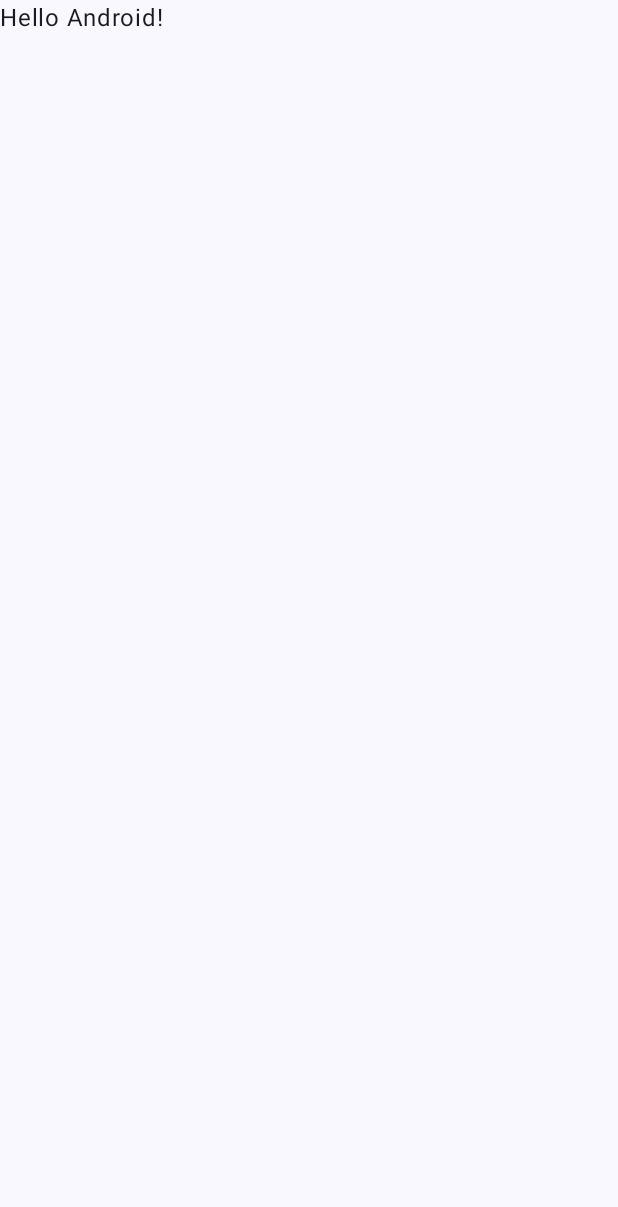
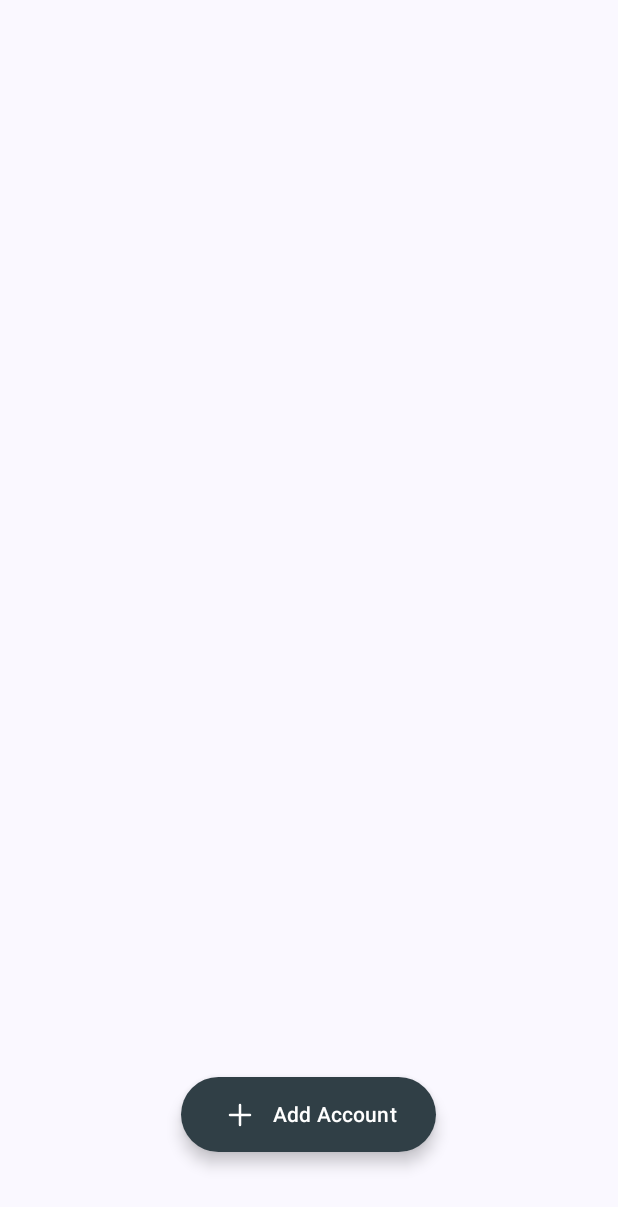
Before and after one commit to Areeb786123/PasswordManager, an Android app built with Jetpack Compose: the screen it shows after launch (MainActivity), on a phone screen of 412 x 824 dp. Before the commit the part shown is almost empty. Shown: the top 1207 px of the screen. Run offline under Robolectric (Android 15) with nearby library versions, the phone set to English and light mode, and no system bars.

Commit message:
setting up the screen

```diff
--- a/app/build.gradle.kts
+++ b/app/build.gradle.kts
@@ -66,4 +66,7 @@ dependencies {
     androidTestImplementation("androidx.compose.ui:ui-test-junit4")
     debugImplementation("androidx.compose.ui:ui-tooling")
     debugImplementation("androidx.compose.ui:ui-test-manifest")
+    val nav_version = "2.7.6"
+
+    implementation("androidx.navigation:navigation-compose:$nav_version")
 }
--- a/app/src/main/java/com/areeb/passwordmanager/MainActivity.kt
+++ b/app/src/main/java/com/areeb/passwordmanager/MainActivity.kt
@@ -6,41 +6,25 @@ import androidx.activity.compose.setContent
 import androidx.compose.foundation.layout.fillMaxSize
 import androidx.compose.material3.MaterialTheme
 import androidx.compose.material3.Surface
-import androidx.compose.material3.Text
-import androidx.compose.runtime.Composable
 import androidx.compose.ui.Modifier
-import androidx.compose.ui.tooling.preview.Preview
+import androidx.navigation.compose.rememberNavController
 import com.areeb.passwordmanager.ui.theme.PasswordManagerTheme
+import com.areeb.passwordmanager.utils.navigations.navigations.Navigation
 
 class MainActivity : ComponentActivity() {
     override fun onCreate(savedInstanceState: Bundle?) {
         super.onCreate(savedInstanceState)
         setContent {
+            val navHostController = rememberNavController()
             PasswordManagerTheme {
                 // A surface container using the 'background' color from the theme
                 Surface(
                     modifier = Modifier.fillMaxSize(),
-                    color = MaterialTheme.colorScheme.background
+                    color = MaterialTheme.colorScheme.background,
                 ) {
-                    Greeting("Android")
+                    Navigation(navHostController = navHostController)
                 }
             }
         }
     }
 }
-
-@Composable
-fun Greeting(name: String, modifier: Modifier = Modifier) {
-    Text(
-        text = "Hello $name!",
-        modifier = modifier
-    )
-}
-
-@Preview(showBackground = true)
-@Composable
-fun GreetingPreview() {
-    PasswordManagerTheme {
-        Greeting("Android")
-    }
-}
--- /dev/null
+++ b/app/src/main/java/com/areeb/passwordmanager/ui/home/screens/Home.kt
@@ -0,0 +1,71 @@
+package com.areeb.passwordmanager.ui.home.screens
+
+import android.annotation.SuppressLint
+import androidx.compose.foundation.layout.Arrangement
+import androidx.compose.foundation.layout.Row
+import androidx.compose.foundation.layout.fillMaxSize
+import androidx.compose.foundation.layout.height
+import androidx.compose.foundation.layout.padding
+import androidx.compose.foundation.layout.width
+import androidx.compose.foundation.shape.CornerSize
+import androidx.compose.material3.ExperimentalMaterial3Api
+import androidx.compose.material3.ExtendedFloatingActionButton
+import androidx.compose.material3.FabPosition
+import androidx.compose.material3.Icon
+import androidx.compose.material3.MaterialTheme
+import androidx.compose.material3.Scaffold
+import androidx.compose.material3.Text
+import androidx.compose.runtime.Composable
+import androidx.compose.ui.Alignment
+import androidx.compose.ui.Modifier
+import androidx.compose.ui.graphics.Color
+import androidx.compose.ui.graphics.vector.ImageVector
+import androidx.compose.ui.res.colorResource
+import androidx.compose.ui.res.vectorResource
+import androidx.compose.ui.text.style.TextAlign
+import androidx.compose.ui.unit.dp
+import androidx.navigation.NavHostController
+import com.areeb.passwordmanager.R
+
+@SuppressLint("UnusedMaterial3ScaffoldPaddingParameter")
+@OptIn(ExperimentalMaterial3Api::class)
+@Composable
+fun Home(navHostController: NavHostController) {
+    Scaffold(
+        floatingActionButton = {
+            ExtendedFloatingActionButton(
+                modifier = Modifier
+                    .padding(bottom = 40.dp)
+                    .width(170.dp)
+                    .height(50.dp),
+                containerColor = colorResource(id = R.color.greish_black),
+                contentColor = Color.White,
+                onClick = { /*TODO*/ },
+                shape = MaterialTheme.shapes.small.copy(CornerSize(percent = 50)),
+
+            ) {
+                Row(
+                    modifier = Modifier.fillMaxSize(),
+                    verticalAlignment = Alignment.CenterVertically,
+                    horizontalArrangement = Arrangement.SpaceEvenly,
+                ) {
+                    Icon(
+                        imageVector = ImageVector.vectorResource(id = R.drawable.ic_plus),
+                        modifier = Modifier.height(20.dp).width(30.dp).padding(end = 2.dp),
+                        contentDescription = "image",
+                    )
+                    Text(text = "Add Account", textAlign = TextAlign.Start)
+                }
+            }
+        },
+        floatingActionButtonPosition = FabPosition.Center,
+        content = {
+            Content()
+        },
+
+    )
+}
+
+@Composable
+private fun Content() {
+}
--- /dev/null
+++ b/app/src/main/java/com/areeb/passwordmanager/ui/settings/screens/Settings.kt
@@ -0,0 +1,10 @@
+package com.areeb.passwordmanager.ui.settings.screens
+
+import androidx.compose.runtime.Composable
+import androidx.navigation.NavHostController
+
+
+@Composable
+fun Settings(navHostController: NavHostController) {
+
+}
--- /dev/null
+++ b/app/src/main/java/com/areeb/passwordmanager/ui/splash/screens/Splash.kt
@@ -0,0 +1,8 @@
+package com.areeb.passwordmanager.ui.splash.screens
+
+import androidx.compose.runtime.Composable
+import androidx.navigation.NavHostController
+
+@Composable
+fun Splash(navHostController: NavHostController) {
+}
--- /dev/null
+++ b/app/src/main/java/com/areeb/passwordmanager/utils/navigations/navigations/Navigation.kt
@@ -0,0 +1,29 @@
+package com.areeb.passwordmanager.utils.navigations.navigations
+
+import androidx.compose.runtime.Composable
+import androidx.navigation.NavHostController
+import androidx.navigation.compose.NavHost
+import androidx.navigation.compose.composable
+import com.areeb.passwordmanager.ui.home.screens.Home
+import com.areeb.passwordmanager.ui.settings.screens.Settings
+import com.areeb.passwordmanager.ui.splash.screens.Splash
+import com.areeb.passwordmanager.utils.navigations.routes.Routes.Companion.HOME
+import com.areeb.passwordmanager.utils.navigations.routes.Routes.Companion.SETTINGS
+import com.areeb.passwordmanager.utils.navigations.routes.Routes.Companion.SPLASH
+
+@Composable
+fun Navigation(navHostController: NavHostController) {
+    NavHost(navController = navHostController, startDestination = HOME) {
+        composable(HOME) {
+            Home(navHostController = navHostController)
+        }
+
+        composable(SPLASH) {
+            Splash(navHostController = navHostController)
+        }
+
+        composable(SETTINGS) {
+            Settings(navHostController = navHostController)
+        }
+    }
+}
--- /dev/null
+++ b/app/src/main/java/com/areeb/passwordmanager/utils/navigations/routes/Routes.kt
@@ -0,0 +1,10 @@
+package com.areeb.passwordmanager.utils.navigations.routes
+
+class Routes {
+
+    companion object {
+        const val HOME = "home"
+        const val SPLASH = "splash"
+        const val SETTINGS = "settings"
+    }
+}
--- /dev/null
+++ b/app/src/main/res/drawable/ic_plus.xml
@@ -0,0 +1,13 @@
+<vector xmlns:android="http://schemas.android.com/apk/res/android"
+    android:width="800dp"
+    android:height="800dp"
+    android:viewportWidth="24"
+    android:viewportHeight="24">
+  <path
+      android:pathData="M4,12H20M12,4V20"
+      android:strokeLineJoin="round"
+      android:strokeWidth="2"
+      android:fillColor="#00000000"
+      android:strokeColor="#000000"
+      android:strokeLineCap="round"/>
+</vector>
--- a/app/src/main/res/values/colors.xml
+++ b/app/src/main/res/values/colors.xml
@@ -7,4 +7,5 @@
     <color name="teal_700">#FF018786</color>
     <color name="black">#FF000000</color>
     <color name="white">#FFFFFFFF</color>
+    <color name="greish_black">#303f46</color>
 </resources>
```
